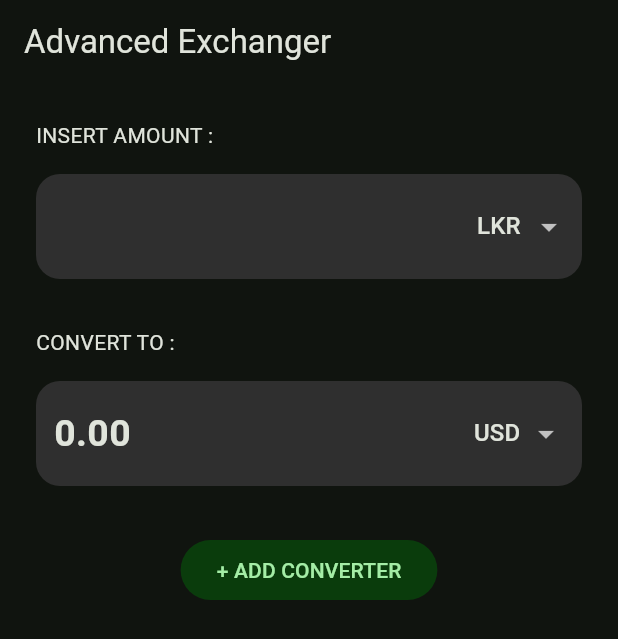
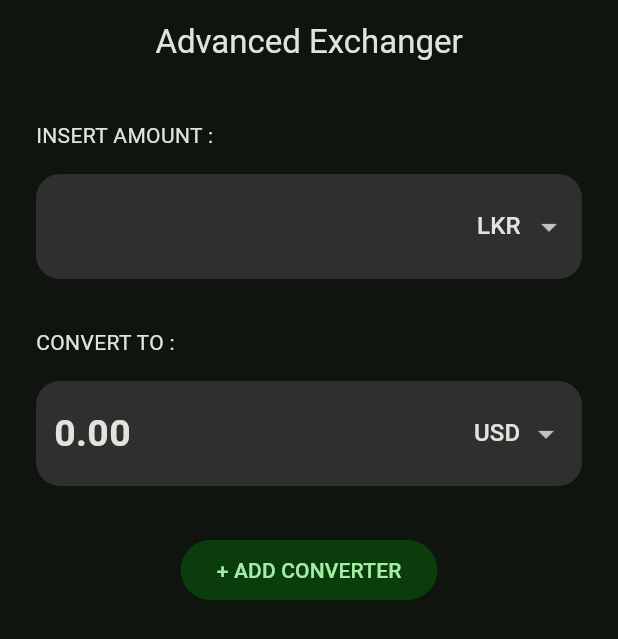
Before and after one commit to ShenalNirushka/currency_converter, a Flutter app: the screen it shows after launch, on a phone screen of 412 x 824 dp. Shown: the top 639 px of the screen. Run offline on Flutter 3.47's test engine with Material 3 defaults, Android fonts, the phone set to English and light mode, and no system bars; our stand-ins replace shared_preferences; network calls fail.

```diff
--- a/lib/feature/currency_conversion/views/conversion_screen.dart
+++ b/lib/feature/currency_conversion/views/conversion_screen.dart
@@ -16,6 +16,7 @@ class _ConversionScreenState extends State<ConversionScreen> {
 
     return Scaffold(
       appBar: AppBar(
+        centerTitle: true,
         title: const Text('Advanced Exchanger'),
       ),
       body: Padding(
--- a/lib/main.dart
+++ b/lib/main.dart
@@ -16,7 +16,7 @@ class MyApp extends StatelessWidget {
   @override
   Widget build(BuildContext context) {
     return MaterialApp(
-      title: 'Flutter Demo',
+      title: 'Advance Exchanger',
       theme: ThemeData(
         colorScheme: ColorScheme.fromSeed(seedColor: Color.fromARGB(255, 33, 243, 75),brightness: Brightness.dark),
         brightness: Brightness.dark,
--- a/pubspec.yaml
+++ b/pubspec.yaml
@@ -1,5 +1,5 @@
 name: currency_converter
-description: "A new Flutter project."
+description: "A currency converter app"
 # The following line prevents the package from being accidentally published to
 # pub.dev using `flutter pub publish`. This is preferred for private packages.
 publish_to: 'none' # Remove this line if you wish to publish to pub.dev
@@ -35,6 +35,9 @@ dependencies:
   # The following adds the Cupertino Icons font to your application.
   # Use with the CupertinoIcons class for iOS style icons.
   cupertino_icons: ^1.0.6
+  shared_preferences: ^2.3.2
+  provider: ^6.1.2
+  http: ^1.2.2
 
 dev_dependencies:
   flutter_test:
```
Also changed, not shown: 1 other file.
